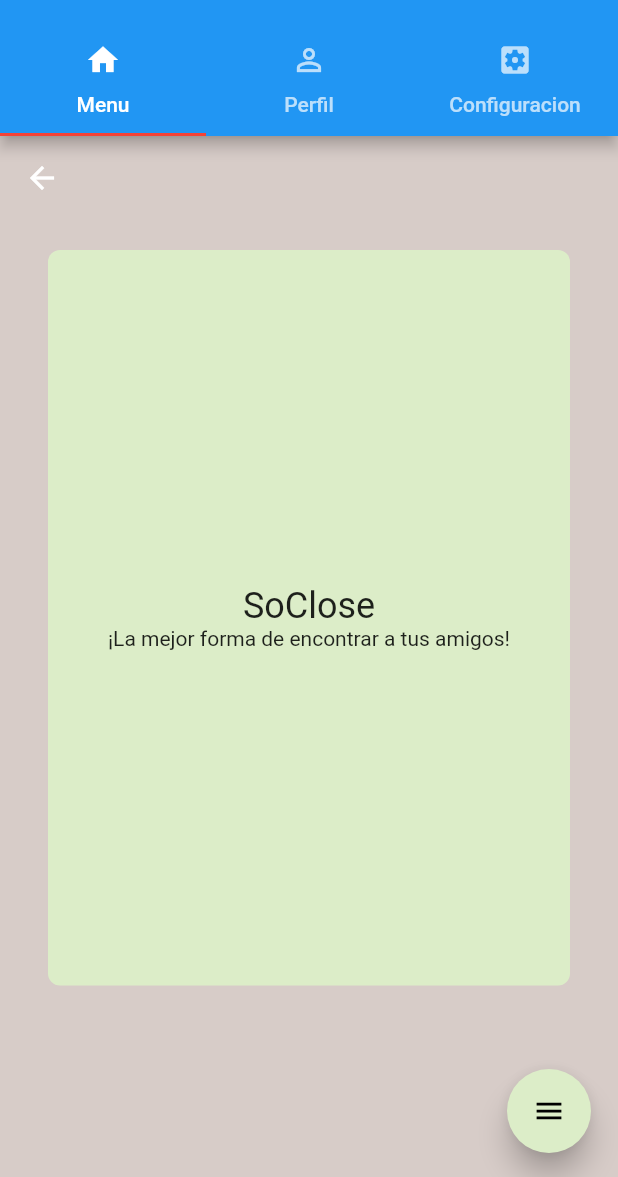
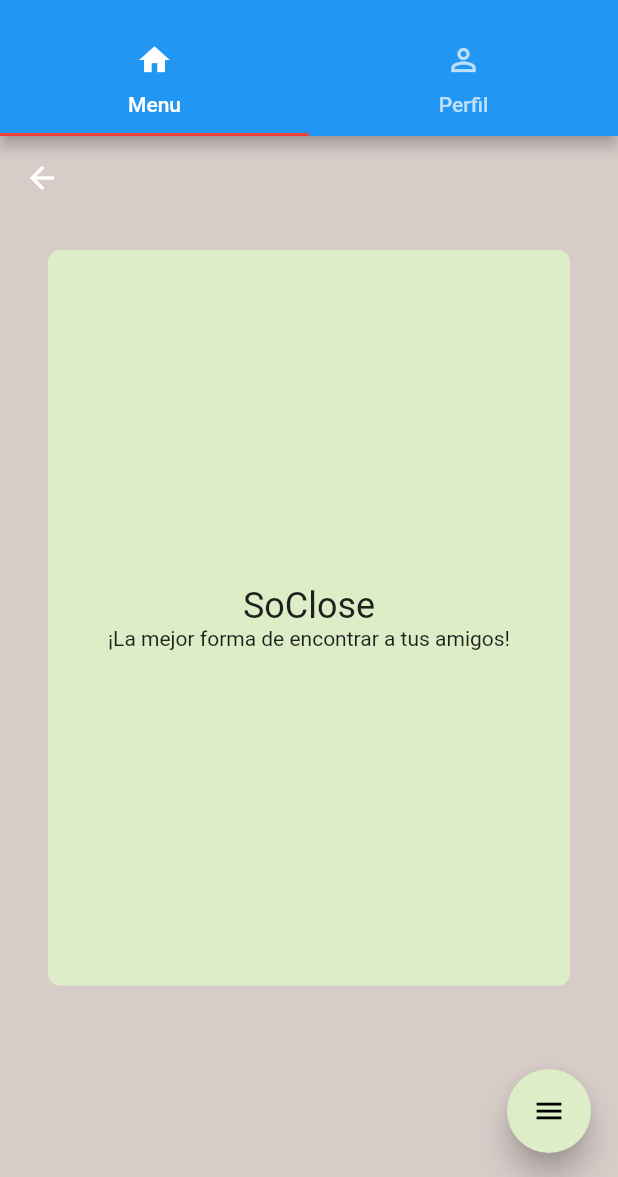
Before and after one commit to anovoa98/CloseSo, a Flutter app: the HomePage screen opened directly, on a phone screen of 412 x 824 dp, the part 59-1236 px from its top. Run offline on Flutter 3.47's test engine with Material 2 defaults, Android fonts, the phone set to English and light mode, and no system bars; drawn by our look-alikes of flip_card; our stand-ins replace bubble, cloud_firestore, firebase_auth, flutter_slidable, font_awesome_flutter, google_maps_flutter and 3 more; missing offline and left inert: dynamic_list_view, flutter_dialogflow; accounts and stored records are empty; project files that could hold a hidden picture were left out.

Commit message:
Just two tabs
Just 2 tabs into app

```diff
--- a/lib/home.dart
+++ b/lib/home.dart
@@ -14,21 +14,21 @@ class HomePage extends StatelessWidget {
   @override
   Widget build(BuildContext context) {
     final TabController = new DefaultTabController(
-      length: 3,//numeros de tabs
+      length: 2,//numeros de tabs
       child: new Scaffold(
         appBar: new AppBar(
           title: new Text("SoClose Aplication"),
           bottom: new TabBar(indicatorColor: Colors.red, tabs: <Widget>[
             new Tab(icon: new Icon(Icons.home),text: "Menu",),
             new Tab(icon: new Icon(Icons.person_outline),text: "Perfil",),
-            new Tab(icon: new Icon(Icons.settings_applications),text: "Configuracion",)
+            //new Tab(icon: new Icon(Icons.settings_applications),text: "Configuracion",)
             ]),
         ),
         body: new TabBarView(
           children: <Widget>[
             new InicioTabs(),
             new RegistroTabs(logoutCallback: logoutCallback, userId: this.userId,),
-            new Acercade()
+            //new Acercade()
           ],
         )
       ),
```
